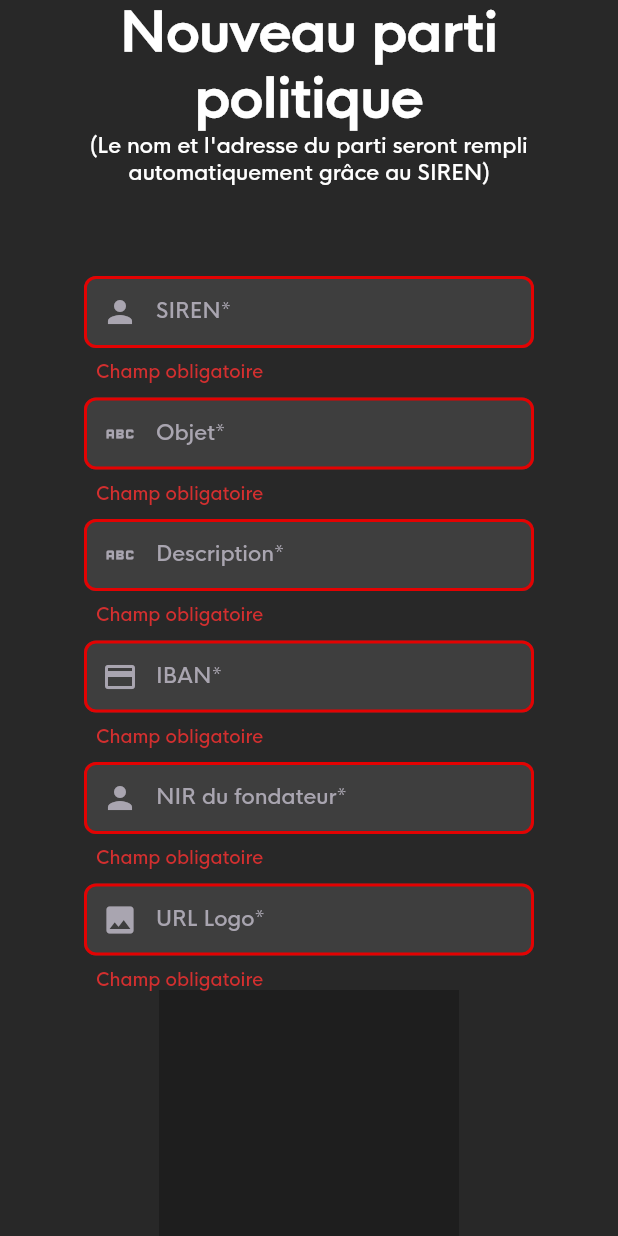
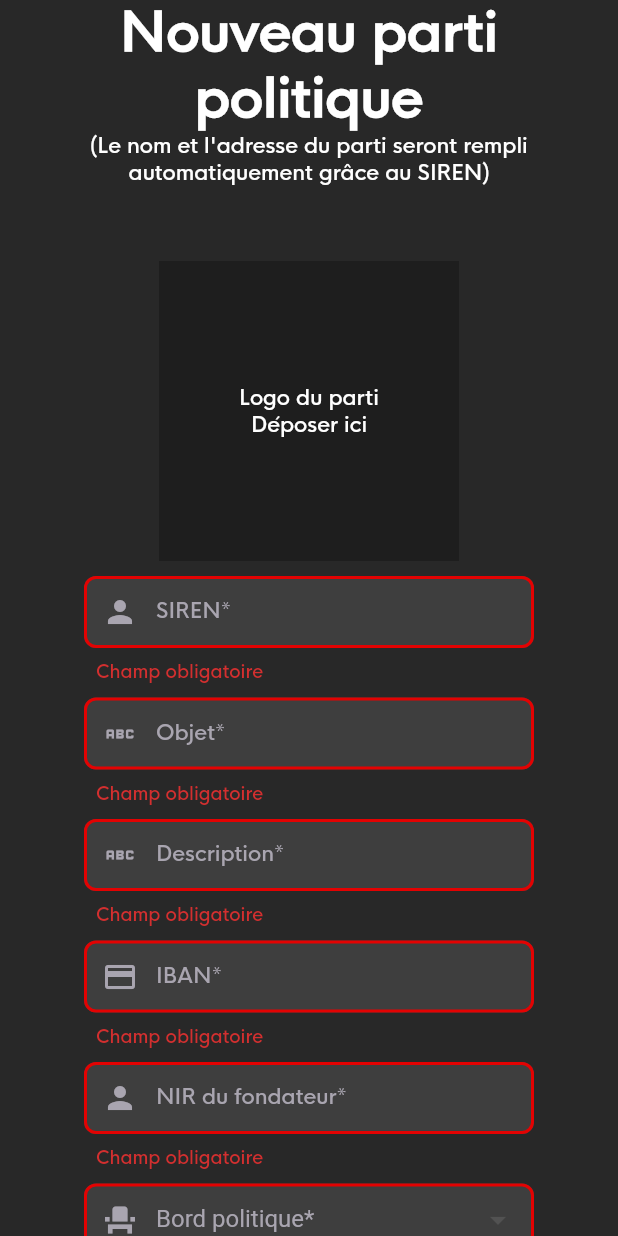
Before and after one commit to Ancelotow/Cyberacy, a Flutter app: the AddPartyPage screen opened by its route, after a tap on "Sauvegarder", on a phone screen of 412 x 824 dp. Run offline on Flutter 3.47's test engine with Material 2 defaults, Android fonts, the phone set to English and light mode, and no system bars; our stand-ins replace cross_file, firebase_core, firebase_storage, flutter_map, hive, latlong2 and 2 more; missing offline and left inert: dart:html, desktop_drop, syncfusion_flutter_maps; accounts and stored records are empty; network calls fail.

Commit message:
.feat: drag & drop image file for logo

```diff
--- a/src/client/flutter/lib/main.dart
+++ b/src/client/flutter/lib/main.dart
@@ -8,6 +8,8 @@ import 'package:bo_cyberacy/pages/navigation_page.dart';
 import 'package:bo_cyberacy/pages/party/add_party_page.dart';
 import 'package:bo_cyberacy/pages/screen_404.dart';
 import 'package:flutter/material.dart';
+import 'package:firebase_core/firebase_core.dart';
+import 'firebase_options.dart';
 
 void main() {
   runApp(const MyApp());
@@ -256,8 +258,12 @@ class MyApp extends StatelessWidget {
 class HomePage extends StatelessWidget {
   const HomePage({Key? key}) : super(key: key);
 
+
   @override
   Widget build(BuildContext context) {
+    Firebase.initializeApp(
+      options: DefaultFirebaseOptions.currentPlatform,
+    );
     return LoginPage();
   }
 }
--- a/src/client/flutter/lib/pages/party/add_party_page.dart
+++ b/src/client/flutter/lib/pages/party/add_party_page.dart
@@ -1,3 +1,8 @@
+import 'dart:convert';
+import 'dart:html';
+
+import 'package:firebase_storage/firebase_storage.dart';
+import 'package:intl/intl.dart';
 import 'package:bo_cyberacy/models/entities/political_edge.dart';
 import 'package:bo_cyberacy/models/entities/political_party.dart';
 import 'package:bo_cyberacy/models/services/party_service.dart';
@@ -12,6 +17,7 @@ import '../../widgets/buttons/button.dart';
 import '../../widgets/input_field/input_text.dart';
 import '../party_page.dart';
 import 'package:desktop_drop/desktop_drop.dart';
+import 'package:cross_file/cross_file.dart';
 
 class AddPartyPage extends StatefulWidget {
   static const String routeName = "infoPartyPage";
@@ -24,6 +30,7 @@ class AddPartyPage extends StatefulWidget {
 
 class _AddPartyPageState extends State<AddPartyPage> {
   final _formKey = GlobalKey<FormState>();
+  XFile? iconParty = null;
 
   bool _dragging = false;
 
@@ -66,6 +73,7 @@ class _AddPartyPageState extends State<AddPartyPage> {
                 style: Theme.of(context).textTheme.bodyText1,
               ),
               const SizedBox(height: 50),
+              dropFileTarget(context),
               InputText(
                 placeholder: "SIREN*",
                 icon: Icons.person,
@@ -101,14 +109,13 @@ class _AddPartyPageState extends State<AddPartyPage> {
                 validator: _validatorFieldNullOrEmpty,
                 controller: ctrlNir,
               ),
-              InputText(
+              /*InputText(
                 placeholder: "URL Logo*",
                 icon: Icons.image,
                 validator: _validatorFieldNullOrEmpty,
                 width: width,
                 controller: ctrlUrlLogo,
-              ),
-              dropFileTarget(context),
+              ),*/
               InputSelected<PoliticalEdge>(
                 future: RefService().getAllPoliticalEdge(),
                 items: [],
@@ -131,11 +138,12 @@ class _AddPartyPageState extends State<AddPartyPage> {
               ),
               const SizedBox(height: 10),
               Button(
-                  label: "Annuler",
-                  width: width,
-                  color: Colors.red,
-                  pressedColor: Colors.redAccent,
-                  click: () => NavigationNotification(PartyPage()).dispatch(context),
+                label: "Annuler",
+                width: width,
+                color: Colors.red,
+                pressedColor: Colors.redAccent,
+                click: () =>
+                    NavigationNotification(PartyPage()).dispatch(context),
               ),
             ],
           ),
@@ -163,13 +171,24 @@ class _AddPartyPageState extends State<AddPartyPage> {
   Future<void> _saveParty(BuildContext context) async {
     if (_formKey.currentState!.validate()) {
       setState(() => isSaving = true);
+      if(iconParty == null) {
+        AlertNormal(
+          context: context,
+          title: "Erreur ajout",
+          message: "Le logo du parti est obligatoire",
+          labelButton: "Continuer",
+        ).show();
+        setState(() => isSaving = false);
+        return;
+      }
       try {
+        final urlLogo = await uploadLogo();
         PoliticalParty party = PoliticalParty(
           object: ctrlObject.text,
           siren: ctrlSiren.text,
           nirFondator: ctrlNir.text,
           iban: ctrlIban.text,
-          urlLogo: ctrlUrlLogo.text,
+          urlLogo: urlLogo,
           idPoliticalEdge: currentEdge!.id,
         );
         await PartyService().addParty(party);
@@ -181,9 +200,34 @@ class _AddPartyPageState extends State<AddPartyPage> {
           message: e.responseHttp.body,
           labelButton: "Continuer",
         ).show();
+      } on FirebaseException catch (e){
+        AlertNormal(
+          context: context,
+          title: "Erreur upload logo",
+          message: e.message ?? "Erreur inconnue",
+          labelButton: "Continuer",
+        ).show();
       } finally {
         setState(() => isSaving = false);
       }
+    }
+  }
+
+  Future<String> uploadLogo() async {
+    final storageRef = FirebaseStorage.instance.ref();
+    DateTime now = DateTime.now();
+    String formattedDate = DateFormat('ddMMyyyyHHmmss').format(now);
+    String name = "party_${formattedDate}";
+    final logoRef = storageRef.child(name);
+    try {
+      final bytes = await iconParty!.readAsBytes();
+      final result = await logoRef.putData(bytes, SettableMetadata(
+        contentType: "image/jpeg",
+      ));
+      final url = await logoRef.getDownloadURL();
+      return url;
+    } on FirebaseException{
+      rethrow;
     }
   }
 
@@ -191,15 +235,8 @@ class _AddPartyPageState extends State<AddPartyPage> {
     return DropTarget(
       onDragDone: (detail) async {
         setState(() {
-          print("0");
+          iconParty = detail.files[0];
         });
-        debugPrint('onDragDone:');
-        for (final file in detail.files) {
-          debugPrint('  ${file.path} ${file.name}'
-              '  ${await file.lastModified()}'
-              '  ${await file.length()}'
-              '  ${file.mimeType}');
-        }
       },
       onDragUpdated: (details) {
         setState(() {
@@ -222,13 +259,22 @@ class _AddPartyPageState extends State<AddPartyPage> {
         height: 200,
         width: 200,
         color: _dragging ? Colors.blue.withOpacity(0.4) : Colors.black26,
-        child: Stack(
-          children: [
-          ],
-        ),
+        child: getIconFile(context),
       ),
     );
   }
 
-
+  Widget getIconFile(BuildContext context) {
+    if (iconParty == null) {
+      return const Center(
+        child: Text(
+          "Logo du parti\nDéposer ici",
+          textAlign: TextAlign.center,
+        ),
+      );
+    } else {
+      final path = iconParty!.path;
+      return Image.network(path);
+    }
+  }
 }
--- a/src/client/flutter/pubspec.yaml
+++ b/src/client/flutter/pubspec.yaml
@@ -25,6 +25,9 @@ dependencies:
   percent_indicator: ^4.2.2
   firebase_storage: ^10.3.2
   desktop_drop: ^0.3.3
+  cross_file: ^0.3.3+1
+  image: ^3.2.0
+  firebase_core: ^1.19.2
 
 
 
```
Also changed, not shown: src/client/flutter/lib/firebase_options.dart (added), src/client/flutter/pubspec.lock, 4 other files.
